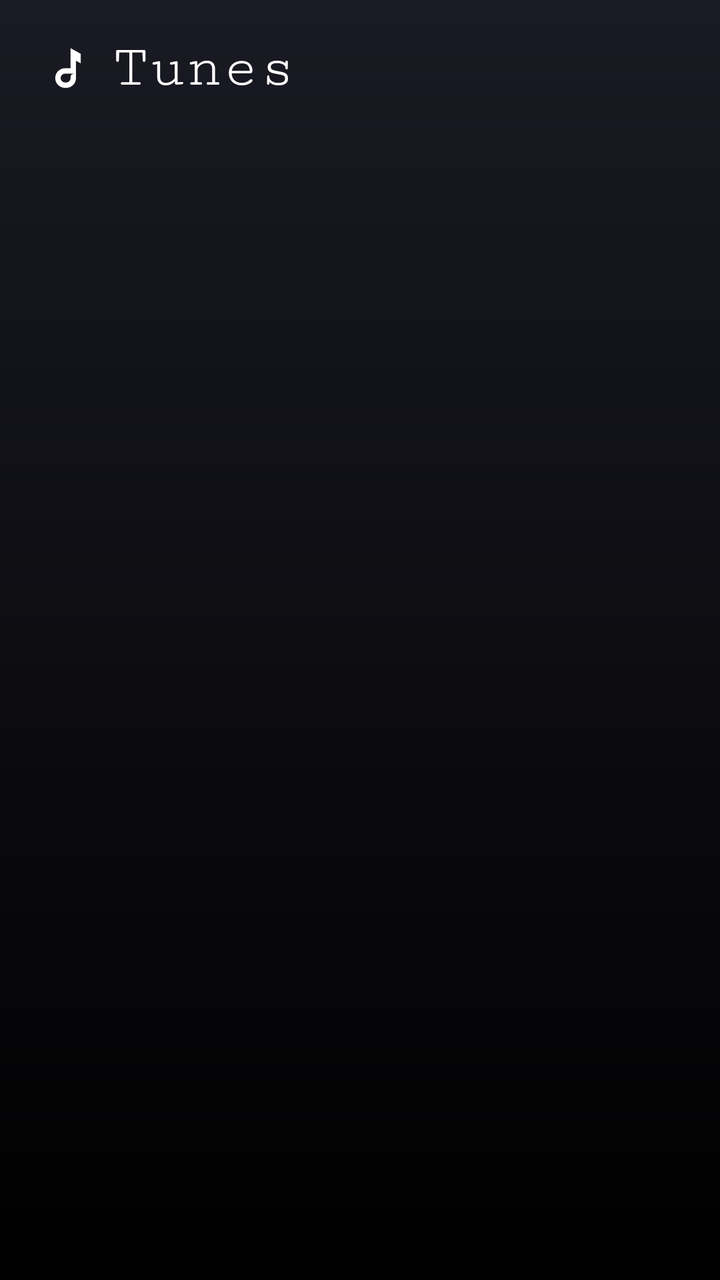
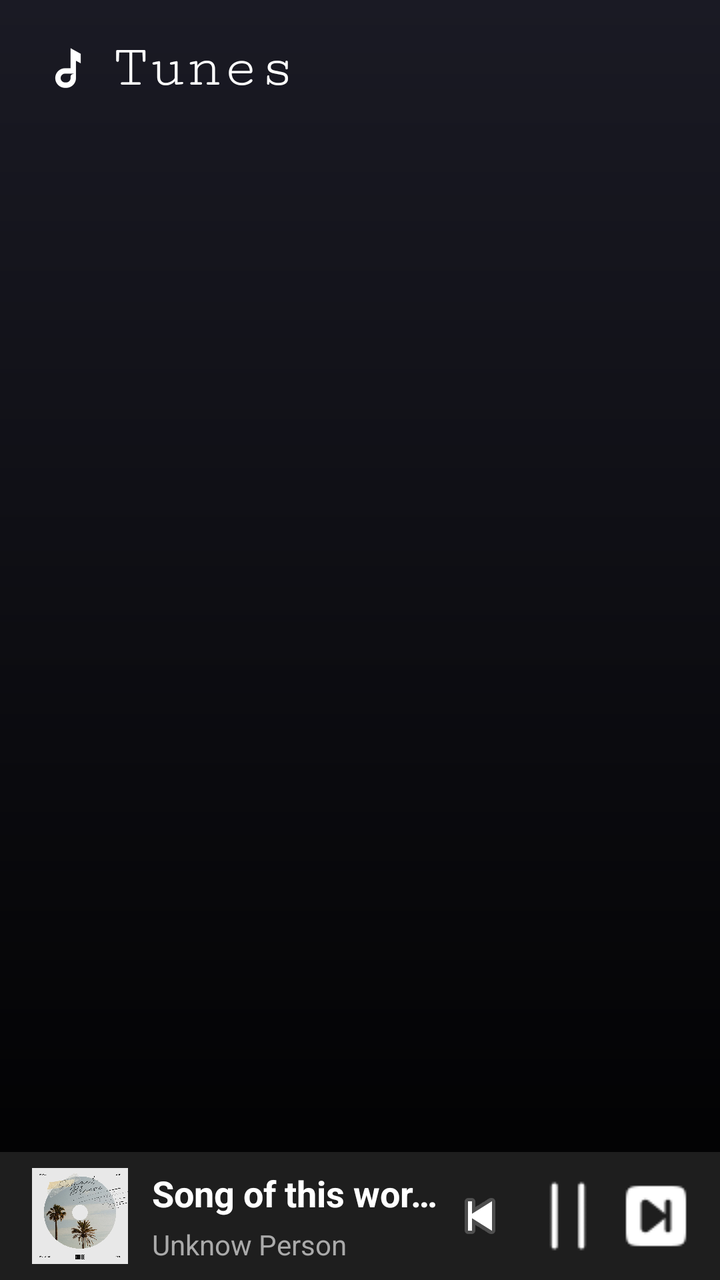

The first picture is an Android layout as it rendered before a commit; the second is the same layout after the commit. The layout source and the unified diff follow.
<!-- AndroidManifest.xml: application theme Theme.Tunes -->
<!-- res/layout/activity_main.xml -->
<?xml version="1.0" encoding="utf-8"?>
<androidx.constraintlayout.widget.ConstraintLayout xmlns:android="http://schemas.android.com/apk/res/android"
    xmlns:app="http://schemas.android.com/apk/res-auto"
    xmlns:tools="http://schemas.android.com/tools"
    android:id="@+id/main"
    android:layout_width="match_parent"
    android:layout_height="match_parent"
    android:background="@drawable/bg_main_gradient"
    tools:context=".MainActivity">

    <ImageView
        android:id="@+id/logo"
        android:layout_width="60dp"
        android:layout_height="60dp"
        android:layout_marginStart="4dp"
        android:layout_marginTop="4dp"
        android:scaleType="centerCrop"
        android:src="@drawable/music"
        app:layout_constraintStart_toStartOf="parent"
        app:layout_constraintTop_toTopOf="parent" />

    <TextView
        android:id="@+id/textView2"
        android:layout_width="wrap_content"
        android:layout_height="wrap_content"
        android:layout_marginStart="-8dp"
        android:text="@string/app_name"
        android:fontFamily="serif-monospace"
        android:textAppearance="@style/TextAppearance.AppCompat.Medium"
        android:textColor="@color/white"
        android:textSize="30sp"
        app:layout_constraintStart_toEndOf="@+id/logo"
        app:layout_constraintTop_toTopOf="@id/logo"
        app:layout_constraintBottom_toBottomOf="@id/logo"/>




















    <androidx.recyclerview.widget.RecyclerView
        android:id="@+id/recyclerView"
        android:layout_width="match_parent"
        android:layout_height="0dp"
        android:layout_marginTop="12dp"
        android:paddingBottom="80dp"
        android:clipToPadding="false"
        app:layout_constraintTop_toBottomOf="@id/logo"
        app:layout_constraintBottom_toBottomOf="parent" />
</androidx.constraintlayout.widget.ConstraintLayout>
<!-- resources referenced by this layout -->
<resources>
  <color name="white">#FFFFFFFF</color>
  <!-- drawable bg_main_gradient (drawable) -->
  <?xml version="1.0" encoding="utf-8"?>
  <shape xmlns:android="http://schemas.android.com/apk/res/android">
      <gradient
          android:startColor="#1A1A24" android:endColor="#000000"   android:angle="270" />       </shape>
  <!-- drawable music: png bitmap (drawable, 10944 bytes) -->
  <string name="app_name">Tunes</string>
  <style name="Theme.Tunes" parent="Base.Theme.Tunes" />
  <style name="Base.Theme.Tunes" parent="Theme.Material3.DayNight.NoActionBar">
          
          
          <item name="android:navigationBarColor">@android:color/transparent</item>
          <item name="android:windowLightNavigationBar">false</item>
          <item name="android:windowSplashScreenBackground">#000000</item>
          <item name="android:windowSplashScreenAnimatedIcon">@android:color/transparent</item>
          <item name="android:statusBarColor">#000000</item>
      </style>
</resources>

<!-- the commit's change to res/layout/activity_main.xml (unified diff, before → after) -->
@@ -60,5 +60,97 @@
         android:paddingBottom="80dp"
         android:clipToPadding="false"
         app:layout_constraintTop_toBottomOf="@id/logo"
-        app:layout_constraintBottom_toBottomOf="parent" />
+        app:layout_constraintBottom_toTopOf="@id/playBar"/>
+
+
+    <androidx.constraintlayout.widget.ConstraintLayout
+        android:layout_width="match_parent"
+        android:layout_height="wrap_content"
+        android:id="@+id/playBar"
+        android:background="#1E1E1E"
+        android:paddingTop="8dp"
+        android:paddingBottom="8dp"
+        app:layout_constraintBottom_toBottomOf="parent">
+
+        <ImageView
+            android:id="@+id/barAlbum"
+            android:layout_width="48dp"
+            android:layout_height="48dp"
+            android:layout_marginStart="16dp"
+            android:background="@drawable/round_album"
+            android:scaleType="centerCrop"
+            app:srcCompat="@drawable/albumart"
+            android:contentDescription="Album Image in play bar"
+            app:layout_constraintBottom_toBottomOf="parent"
+            app:layout_constraintStart_toStartOf="parent"
+            app:layout_constraintTop_toTopOf="parent">
+
+        </ImageView>
+
+        <TextView
+            android:id="@+id/songNameBar"
+            android:layout_width="0dp"
+            android:layout_height="wrap_content"
+            android:text="Song of this world"
+            android:layout_marginStart="12dp"
+            android:textColor="@color/white"
+            android:textSize="18sp"
+            android:textStyle="bold"
+            android:maxLines="1"
+            android:ellipsize="end"
+            app:layout_constraintBottom_toTopOf="@id/artistNameBar"
+            app:layout_constraintEnd_toStartOf="@id/prevBtnBar"
+            app:layout_constraintStart_toEndOf="@id/barAlbum"
+            app:layout_constraintTop_toTopOf="@id/barAlbum" />
+
+        <TextView
+            android:id="@+id/artistNameBar"
+            android:layout_width="0dp"
+            android:layout_height="wrap_content"
+            android:text="Unknow Person"
+            android:textColor="#AAAAAA"
+            android:textSize="14sp"
+            android:maxLines="1"
+            android:ellipsize="end"
+            android:layout_marginTop="4dp"
+            app:layout_constraintBottom_toBottomOf="@id/barAlbum"
+            app:layout_constraintEnd_toEndOf="@id/songNameBar"
+            app:layout_constraintStart_toStartOf="@id/songNameBar"
+            app:layout_constraintTop_toBottomOf="@id/songNameBar"/>
+
+        <ImageButton
+            android:id="@+id/prevBtnBar"
+            android:layout_width="40dp"
+            android:layout_height="40dp"
+            android:layout_marginEnd="4dp"
+            android:background="?attr/selectableItemBackgroundBorderless"
+            android:src="@android:drawable/ic_media_previous"
+            app:layout_constraintBottom_toBottomOf="parent"
+            app:layout_constraintEnd_toStartOf="@id/playPauseBtnBar"
+            app:layout_constraintTop_toTopOf="parent" />
+
+        <ImageButton
+            android:id="@+id/playPauseBtnBar"
+            android:layout_width="40dp"
+            android:layout_height="40dp"
+            android:layout_marginEnd="4dp"
+            android:background="?attr/selectableItemBackgroundBorderless"
+            android:src="@drawable/pausetransparent"
+            app:layout_constraintBottom_toBottomOf="parent"
+            app:layout_constraintEnd_toStartOf="@id/nextBtnBar"
+            app:layout_constraintTop_toTopOf="parent"/>
+
+        <ImageButton
+            android:id="@+id/nextBtnBar"
+            android:layout_width="40dp"
+            android:layout_height="40dp"
+            android:layout_marginEnd="12dp"
+            android:background="?attr/selectableItemBackgroundBorderless"
+            android:src="@drawable/nexttransparent"
+            app:layout_constraintBottom_toBottomOf="parent"
+            app:layout_constraintEnd_toEndOf="parent"
+            app:layout_constraintTop_toTopOf="parent" />
+    </androidx.constraintlayout.widget.ConstraintLayout>
+
+
 </androidx.constraintlayout.widget.ConstraintLayout>
<!-- resource entries referenced after the edit -->
@@ -1,12 +1,20 @@
 <!-- resources referenced by this layout -->
 <resources>
   <color name="white">#FFFFFFFF</color>
+  <!-- drawable albumart: webp bitmap (drawable, 169376 bytes) -->
   <!-- drawable bg_main_gradient (drawable) -->
   <?xml version="1.0" encoding="utf-8"?>
   <shape xmlns:android="http://schemas.android.com/apk/res/android">
       <gradient
           android:startColor="#1A1A24" android:endColor="#000000"   android:angle="270" />       </shape>
   <!-- drawable music: png bitmap (drawable, 10944 bytes) -->
+  <!-- drawable nexttransparent: png bitmap (drawable, 438 bytes) -->
+  <!-- drawable pausetransparent: png bitmap (drawable, 238 bytes) -->
+  <!-- drawable round_album (drawable) -->
+  <shape xmlns:android="http://schemas.android.com/apk/res/android">
+      <corners android:radius="60dp"/>
+      <solid android:color="#000000"/>
+  </shape>
   <string name="app_name">Tunes</string>
   <style name="Theme.Tunes" parent="Base.Theme.Tunes" />
   <style name="Base.Theme.Tunes" parent="Theme.Material3.DayNight.NoActionBar">
